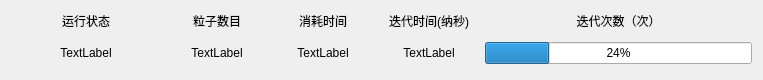
BeQuiet1228/FreeCAD, file src/Contorl/ContorlDataBar.ui: the form before one commit.
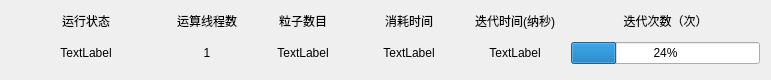
The form after the commit.

Patch:
```diff
--- a/src/Contorl/ContorlDataBar.ui
+++ b/src/Contorl/ContorlDataBar.ui
@@ -6,18 +6,30 @@
    <rect>
     <x>0</x>
     <y>0</y>
-    <width>763</width>
+    <width>771</width>
     <height>80</height>
    </rect>
   </property>
+  <property name="minimumSize">
+   <size>
+    <width>0</width>
+    <height>80</height>
+   </size>
+  </property>
+  <property name="maximumSize">
+   <size>
+    <width>16777215</width>
+    <height>1677215</height>
+   </size>
+  </property>
   <property name="windowTitle">
    <string>Form</string>
   </property>
   <layout class="QVBoxLayout" name="verticalLayout_2">
    <item>
     <layout class="QGridLayout" name="gridLayout" rowstretch="0,0">
-     <item row="0" column="0">
-      <widget class="QLabel" name="label">
+     <item row="0" column="5">
+      <widget class="QLabel" name="label_2">
        <property name="minimumSize">
         <size>
          <width>0</width>
@@ -25,30 +37,14 @@
         </size>
        </property>
        <property name="text">
-        <string>运行状态</string>
+        <string>迭代次数（次）</string>
        </property>
        <property name="alignment">
         <set>Qt::AlignCenter</set>
        </property>
       </widget>
      </item>
-     <item row="1" column="0">
-      <widget class="QLabel" name="labelHint">
-       <property name="minimumSize">
-        <size>
-         <width>150</width>
-         <height>0</height>
-        </size>
-       </property>
-       <property name="text">
-        <string>TextLabel</string>
-       </property>
-       <property name="alignment">
-        <set>Qt::AlignCenter</set>
-       </property>
-      </widget>
-     </item>
-     <item row="0" column="1">
+     <item row="0" column="2">
       <widget class="QLabel" name="label_5">
        <property name="minimumSize">
         <size>
@@ -65,6 +61,22 @@
       </widget>
      </item>
      <item row="1" column="2">
+      <widget class="QLabel" name="labelParticle">
+       <property name="minimumSize">
+        <size>
+         <width>100</width>
+         <height>0</height>
+        </size>
+       </property>
+       <property name="text">
+        <string>TextLabel</string>
+       </property>
+       <property name="alignment">
+        <set>Qt::AlignCenter</set>
+       </property>
+      </widget>
+     </item>
+     <item row="1" column="3">
       <widget class="QLabel" name="labelUsedTime">
        <property name="minimumSize">
         <size>
@@ -80,7 +92,23 @@
        </property>
       </widget>
      </item>
-     <item row="0" column="3">
+     <item row="0" column="0">
+      <widget class="QLabel" name="label">
+       <property name="minimumSize">
+        <size>
+         <width>0</width>
+         <height>20</height>
+        </size>
+       </property>
+       <property name="text">
+        <string>运行状态</string>
+       </property>
+       <property name="alignment">
+        <set>Qt::AlignCenter</set>
+       </property>
+      </widget>
+     </item>
+     <item row="0" column="4">
       <widget class="QLabel" name="label_4">
        <property name="minimumSize">
         <size>
@@ -96,23 +124,7 @@
        </property>
       </widget>
      </item>
-     <item row="1" column="1">
-      <widget class="QLabel" name="labelParticle">
-       <property name="minimumSize">
-        <size>
-         <width>100</width>
-         <height>0</height>
-        </size>
-       </property>
-       <property name="text">
-        <string>TextLabel</string>
-       </property>
-       <property name="alignment">
-        <set>Qt::AlignCenter</set>
-       </property>
-      </widget>
-     </item>
-     <item row="0" column="2">
+     <item row="0" column="3">
       <widget class="QLabel" name="label_3">
        <property name="minimumSize">
         <size>
@@ -128,39 +140,39 @@
        </property>
       </widget>
      </item>
-     <item row="1" column="3">
-      <widget class="QLabel" name="labelIterationTimer">
-       <property name="minimumSize">
-        <size>
-         <width>100</width>
-         <height>0</height>
-        </size>
-       </property>
-       <property name="text">
-        <string>TextLabel</string>
-       </property>
-       <property name="alignment">
-        <set>Qt::AlignCenter</set>
-       </property>
-      </widget>
-     </item>
-     <item row="0" column="4">
-      <widget class="QLabel" name="label_2">
-       <property name="minimumSize">
-        <size>
-         <width>0</width>
-         <height>20</height>
-        </size>
-       </property>
-       <property name="text">
-        <string>迭代次数（次）</string>
-       </property>
-       <property name="alignment">
-        <set>Qt::AlignCenter</set>
-       </property>
-      </widget>
-     </item>
      <item row="1" column="4">
+      <widget class="QLabel" name="labelIterationTimer">
+       <property name="minimumSize">
+        <size>
+         <width>100</width>
+         <height>0</height>
+        </size>
+       </property>
+       <property name="text">
+        <string>TextLabel</string>
+       </property>
+       <property name="alignment">
+        <set>Qt::AlignCenter</set>
+       </property>
+      </widget>
+     </item>
+     <item row="1" column="0">
+      <widget class="QLabel" name="labelHint">
+       <property name="minimumSize">
+        <size>
+         <width>150</width>
+         <height>0</height>
+        </size>
+       </property>
+       <property name="text">
+        <string>TextLabel</string>
+       </property>
+       <property name="alignment">
+        <set>Qt::AlignCenter</set>
+       </property>
+      </widget>
+     </item>
+     <item row="1" column="5">
       <layout class="QVBoxLayout" name="verticalLayout">
        <item>
         <spacer name="verticalSpacer">
@@ -206,6 +218,38 @@
        </item>
       </layout>
      </item>
+     <item row="0" column="1">
+      <widget class="QLabel" name="label_6">
+       <property name="minimumSize">
+        <size>
+         <width>0</width>
+         <height>20</height>
+        </size>
+       </property>
+       <property name="text">
+        <string>运算线程数</string>
+       </property>
+       <property name="alignment">
+        <set>Qt::AlignCenter</set>
+       </property>
+      </widget>
+     </item>
+     <item row="1" column="1">
+      <widget class="QLabel" name="labelThreadCount">
+       <property name="minimumSize">
+        <size>
+         <width>80</width>
+         <height>0</height>
+        </size>
+       </property>
+       <property name="text">
+        <string>1</string>
+       </property>
+       <property name="alignment">
+        <set>Qt::AlignCenter</set>
+       </property>
+      </widget>
+     </item>
     </layout>
    </item>
   </layout>
```
